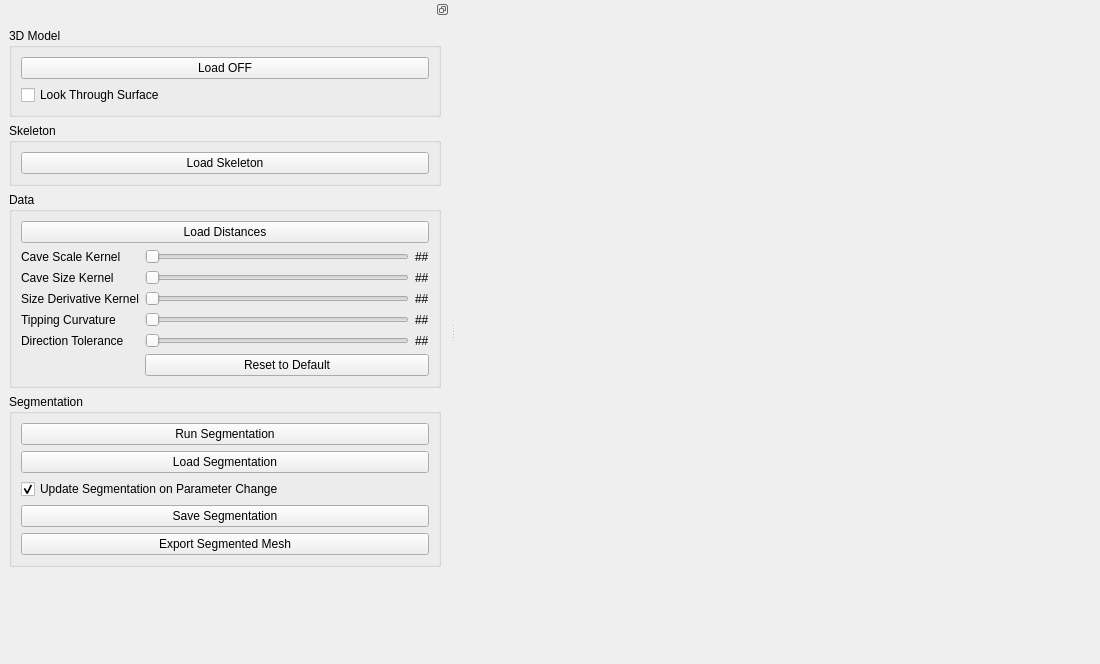
Old version of the form CaveSegmentationGUI/cavesegmentationgui.ui in the repository NSchertler/CaveSegmentation.
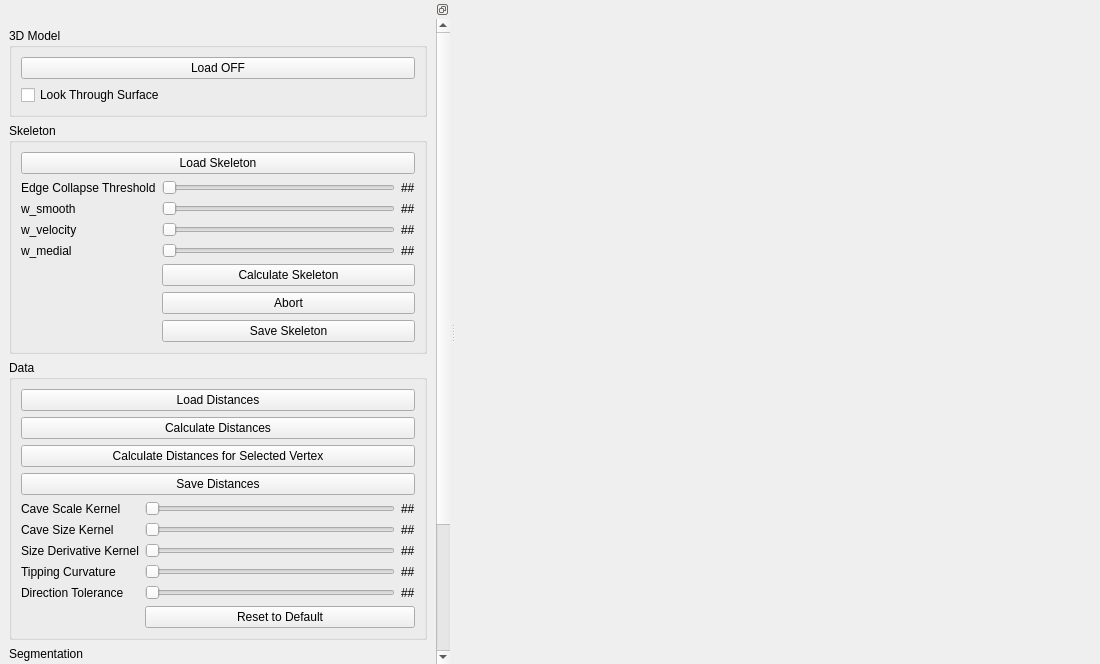
New version of the form. Icons and pictures are not drawn.

What changed in the file:
```diff
--- a/CaveSegmentationGUI/cavesegmentationgui.ui
+++ b/CaveSegmentationGUI/cavesegmentationgui.ui
@@ -51,9 +51,9 @@
      <property name="geometry">
       <rect>
        <x>0</x>
-       <y>0</y>
-       <width>450</width>
-       <height>642</height>
+       <y>-77</y>
+       <width>433</width>
+       <height>882</height>
       </rect>
      </property>
      <layout class="QVBoxLayout" name="rootLayout">
@@ -93,6 +93,134 @@
            </property>
           </widget>
          </item>
+         <item>
+          <layout class="QFormLayout" name="layoutSkeletonParameters">
+           <item row="0" column="0">
+            <widget class="QLabel" name="label_6">
+             <property name="toolTip">
+              <string>% of bounding box diagonal</string>
+             </property>
+             <property name="text">
+              <string>Edge Collapse Threshold</string>
+             </property>
+            </widget>
+           </item>
+           <item row="1" column="0">
+            <widget class="QLabel" name="label_7">
+             <property name="text">
+              <string>w_smooth</string>
+             </property>
+            </widget>
+           </item>
+           <item row="2" column="0">
+            <widget class="QLabel" name="label_8">
+             <property name="text">
+              <string>w_velocity</string>
+             </property>
+            </widget>
+           </item>
+           <item row="3" column="0">
+            <widget class="QLabel" name="label_9">
+             <property name="text">
+              <string>w_medial</string>
+             </property>
+            </widget>
+           </item>
+           <item row="0" column="1">
+            <layout class="QHBoxLayout" name="layoutEdgeCollapseThreshold">
+             <item>
+              <widget class="QSlider" name="sldEdgeCollapseThreshold">
+               <property name="orientation">
+                <enum>Qt::Horizontal</enum>
+               </property>
+              </widget>
+             </item>
+             <item>
+              <widget class="QLabel" name="lblEdgeCollapseThreshold">
+               <property name="text">
+                <string>##</string>
+               </property>
+              </widget>
+             </item>
+            </layout>
+           </item>
+           <item row="1" column="1">
+            <layout class="QHBoxLayout" name="layoutSkeletonSmooth">
+             <item>
+              <widget class="QSlider" name="sldSkeletonSmooth">
+               <property name="orientation">
+                <enum>Qt::Horizontal</enum>
+               </property>
+              </widget>
+             </item>
+             <item>
+              <widget class="QLabel" name="lblSkeletonSmooth">
+               <property name="text">
+                <string>##</string>
+               </property>
+              </widget>
+             </item>
+            </layout>
+           </item>
+           <item row="2" column="1">
+            <layout class="QHBoxLayout" name="layoutSkeletonVelocity">
+             <item>
+              <widget class="QSlider" name="sldSkeletonVelocity">
+               <property name="orientation">
+                <enum>Qt::Horizontal</enum>
+               </property>
+              </widget>
+             </item>
+             <item>
+              <widget class="QLabel" name="lblSkeletonVelocity">
+               <property name="text">
+                <string>##</string>
+               </property>
+              </widget>
+             </item>
+            </layout>
+           </item>
+           <item row="3" column="1">
+            <layout class="QHBoxLayout" name="layoutSkeletonMedial">
+             <item>
+              <widget class="QSlider" name="sldSkeletonMedial">
+               <property name="orientation">
+                <enum>Qt::Horizontal</enum>
+               </property>
+              </widget>
+             </item>
+             <item>
+              <widget class="QLabel" name="lblSkeletonMedial">
+               <property name="text">
+                <string>##</string>
+               </property>
+              </widget>
+             </item>
+            </layout>
+           </item>
+           <item row="4" column="1">
+            <widget class="QPushButton" name="btnCalculateSkeleton">
+             <property name="text">
+              <string>Calculate Skeleton</string>
+             </property>
+            </widget>
+           </item>
+           <item row="5" column="1">
+            <widget class="QPushButton" name="btnAbortSkeleton">
+             <property name="text">
+              <string>Abort</string>
+             </property>
+            </widget>
+           </item>
+           <item row="6" column="1">
+            <widget class="QPushButton" name="btnSaveSkeleton">
+             <property name="text">
+              <string>Save Skeleton</string>
+             </property>
+            </widget>
+           </item>
+          </layout>
+         </item>
         </layout>
        </widget>
       </item>
@@ -109,6 +237,27 @@
            </property>
           </widget>
          </item>
+         <item>
+          <widget class="QPushButton" name="btnCalculateDistances">
+           <property name="text">
+            <string>Calculate Distances</string>
+           </property>
+          </widget>
+         </item>
+         <item>
+          <widget class="QPushButton" name="btnCalculateSpecificVertexDistance">
+           <property name="text">
+            <string>Calculate Distances for Selected Vertex</string>
+           </property>
+          </widget>
+         </item>
+         <item>
+          <widget class="QPushButton" name="btnSaveDistances">
+           <property name="text">
+            <string>Save Distances</string>
+           </property>
+          </widget>
+         </item>
          <item>
           <layout class="QFormLayout" name="parameterLayout">
            <item row="1" column="0">
```
